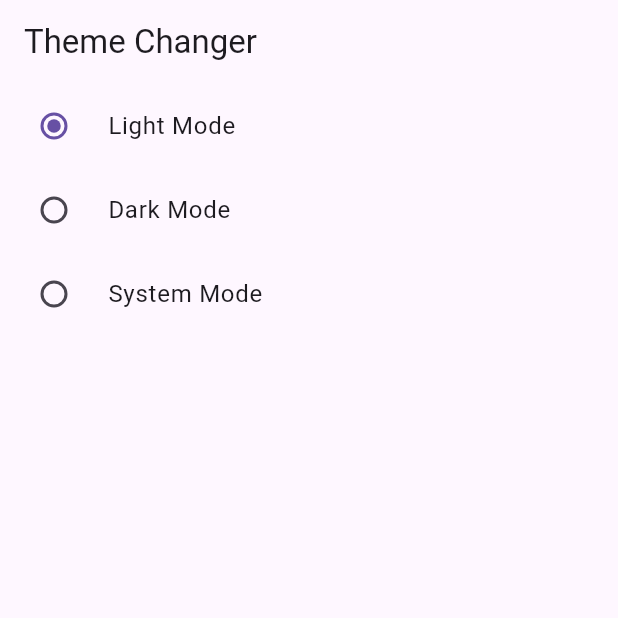
After one commit to MuhammadHamza5261/provider_tutorial, a Flutter app: the screen it shows after launch, after a tap on "Light Mode", on a phone screen of 412 x 824 dp, the top half of it. The commit adds this screen. Run offline on Flutter 3.47's test engine with Material 3 defaults, Android fonts, the phone set to English and light mode, and no system bars.

```diff
--- a/lib/main.dart
+++ b/lib/main.dart
@@ -2,9 +2,11 @@ import 'package:flutter/material.dart';
 import 'package:flutter_provider/provider/count_provider.dart';
 import 'package:flutter_provider/provider/favourite_provider.dart';
 import 'package:flutter_provider/provider/slider_provider.dart';
+import 'package:flutter_provider/provider/theme_changer_provider.dart';
 import 'package:flutter_provider/screens/count_screen.dart';
 import 'package:flutter_provider/screens/favourite/favourite_screen.dart';
 import 'package:flutter_provider/screens/slider_screen.dart';
+import 'package:flutter_provider/screens/theme/dark_theme.dart';
 import 'package:provider/provider.dart';
 
 
@@ -17,18 +19,36 @@ class MyApp extends StatelessWidget {
 
   @override
   Widget build(BuildContext context) {
+
+
     return MultiProvider(
       providers: [
         ChangeNotifierProvider(create: (_) => CounterProvider()),
         ChangeNotifierProvider(create: (_) => SliderProvider()),
         ChangeNotifierProvider(create: (_) => FavouriteProvider()),
+        ChangeNotifierProvider(create: (_) => ThemeChangerProvider()),
 
       ],
 
-         child: const MaterialApp(
-           debugShowCheckedModeBanner: false,
-           home: FavouriteScreen(),
-         ),
+         child:  Builder(
+             builder: (BuildContext context){
+               final themeChanger = Provider.of<ThemeChangerProvider>(context);
+               return MaterialApp(
+                 debugShowCheckedModeBanner: false,
+                 themeMode: themeChanger.themeMode,
+                 // for use primary
+                 theme: ThemeData(
+                   brightness: Brightness.light ,
+                     primarySwatch: Colors.blue,
+                 ),
+                 darkTheme: ThemeData(
+                   brightness: Brightness.dark,
+                   primarySwatch: Colors.purple
+                 ),
+                 home: DarkTheme(),
+               );
+             }
+         )
     );
   }
 }
--- /dev/null
+++ b/lib/provider/theme_changer_provider.dart
@@ -0,0 +1,17 @@
+import 'package:flutter/foundation.dart';
+import 'package:flutter/material.dart';
+
+
+class ThemeChangerProvider  with ChangeNotifier{
+
+  var _themeMode = ThemeMode.light;
+  ThemeMode get themeMode => _themeMode;
+
+  void setTheme(themeMode){
+     _themeMode = themeMode;
+     notifyListeners();
+  }
+
+
+
+}
--- /dev/null
+++ b/lib/screens/theme/dark_theme.dart
@@ -0,0 +1,47 @@
+import 'package:flutter/material.dart';
+import 'package:provider/provider.dart';
+
+import '../../provider/theme_changer_provider.dart';
+class DarkTheme extends StatefulWidget {
+  const DarkTheme({Key? key}) : super(key: key);
+
+  @override
+  State<DarkTheme> createState() => _DarkThemeState();
+}
+
+class _DarkThemeState extends State<DarkTheme> {
+  @override
+  Widget build(BuildContext context) {
+
+    final themeChanger = Provider.of<ThemeChangerProvider>(context);
+    return Scaffold(
+      appBar: AppBar(
+        title: Text('Theme Changer'),
+      ),
+      body: Column(
+        children: [
+          RadioListTile<ThemeMode>(
+            title: Text('Light Mode'),
+              value: ThemeMode.light,
+              groupValue: themeChanger.themeMode,
+              onChanged: themeChanger.setTheme
+          ),
+          RadioListTile<ThemeMode>(
+              title: Text('Dark Mode'),
+              value: ThemeMode.dark,
+              groupValue: themeChanger.themeMode,
+              onChanged: themeChanger.setTheme
+          ),
+          RadioListTile<ThemeMode>(
+              title: Text('System Mode'),
+              value: ThemeMode.system,
+              groupValue: themeChanger.themeMode,
+              onChanged: themeChanger.setTheme
+          ),
+
+
+        ],
+      ),
+    );
+  }
+}
```
